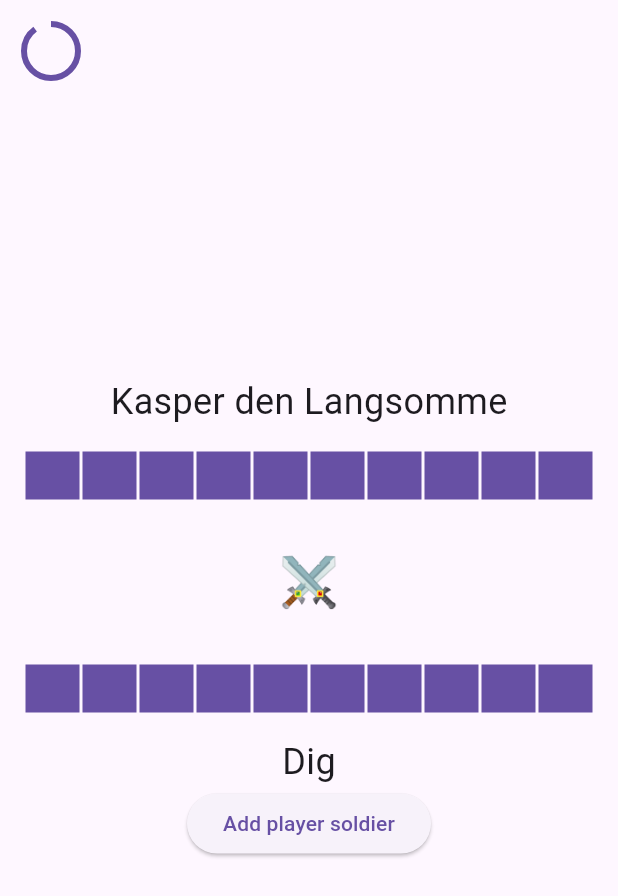
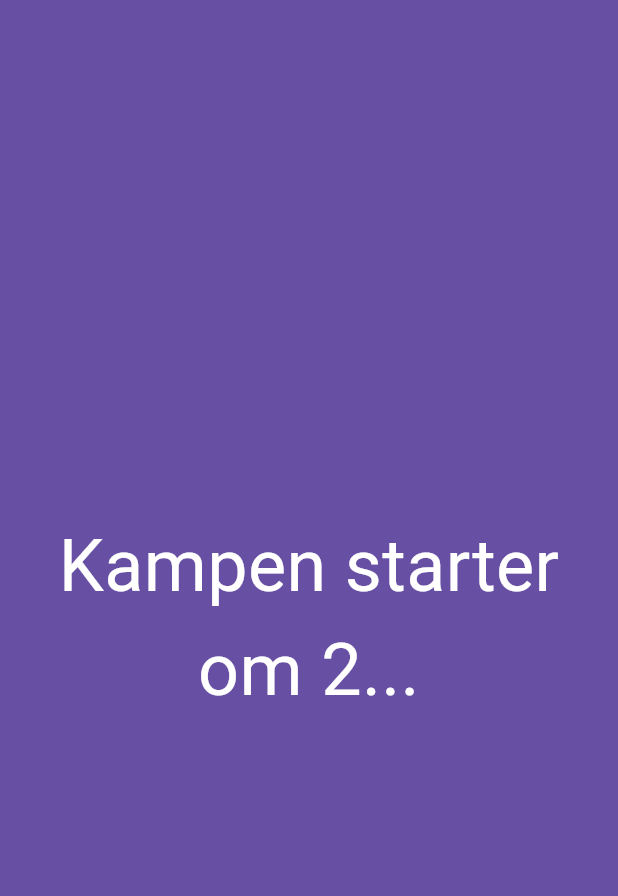
Before and after one commit to Mercantec-GHC/h4-projekt-gruppe2-ttp, a Flutter app: the _BattlePage screen opened directly with empty values, on a phone screen of 412 x 824 dp. Shown: the top 896 px of the screen. Run offline on Flutter 3.47's test engine with Material 3 defaults, Android fonts, the phone set to English and light mode, and no system bars; our stand-ins replace sensors_plus, shared_preferences; accounts and stored records are empty.

Commit message:
frontend tweaks
Co-authored-by: Teis Bindner <Druumihra@users.noreply.github.com>

```diff
--- a/mobile/lib/battle/battle.dart
+++ b/mobile/lib/battle/battle.dart
@@ -241,31 +241,54 @@ class _BattlePage extends StatefulWidget {
 class _BattlePageState extends State<_BattlePage>
     with TickerProviderStateMixin {
   late final Timer _battleTimer;
+  bool cooldown = false;
   bool _battlePaused = false;
   final _battle = Battle();
   late AnimationController _visualTimerController;
+  late AnimationController _cooldownTimer;
   final List<bool> answers = [];
   OverlayEntry? dangerOverlay;
+  int countdown = 3;
+
+  void startTimer() {
+    Timer.periodic(const Duration(seconds: 1), (timer) {
+      countdown--;
+
+      if (countdown == 0) {
+        final battleTick = Duration(seconds: 1);
+        _battleTimer = Timer.periodic(battleTick, (_) => _battleTick());
+        _visualTimerController
+          ..duration = battleTick
+          ..addListener(() {
+            setState(() {});
+          })
+          ..repeat(period: battleTick);
+        timer.cancel();
+      }
+    });
+  }
 
   @override
   void initState() {
-    final battleTick = Duration(seconds: 1);
-    _battleTimer = Timer.periodic(battleTick, (_) => _battleTick());
+    super.initState();
     _visualTimerController = AnimationController(
       vsync: this,
-      duration: battleTick,
-    )
-      ..addListener(() {
-        setState(() {});
-      })
-      ..repeat(period: battleTick);
-    super.initState();
+      duration: const Duration(seconds: 1),
+    );
+    _cooldownTimer =
+        AnimationController(vsync: this, duration: const Duration(seconds: 5))
+          ..addListener(() {
+            setState(() {});
+          })
+          ..repeat();
+    startTimer();
   }
 
   @override
   void dispose() {
     _battleTimer.cancel();
     _visualTimerController.dispose();
+    _cooldownTimer.dispose();
     _disposeDangerIndicator();
     super.dispose();
   }
@@ -321,6 +344,8 @@ class _BattlePageState extends State<_BattlePage>
     if (result is AnsweredQuestion) {
       _saveAnswer(result);
     }
+
+    Timer(Duration(seconds: 5), () => cooldown = false);
 
     switch (result) {
       case AnsweredQuestion(correct: true):
@@ -397,8 +422,23 @@ class _BattlePageState extends State<_BattlePage>
                       ),
                       _Base.fromBase(_battle.player, type: UnitType.player),
                       ElevatedButton(
-                        onPressed: _addSoldier,
-                        child: Text("Add player soldier"),
+                        onPressed: () {
+                          if (countdown > 0) {
+                            return;
+                          }
+                          {
+                            if (!cooldown) {
+                              _addSoldier();
+                              cooldown = true;
+                            }
+                          }
+                          cooldown
+                              ? CircularProgressIndicator(
+                                  value: _cooldownTimer.value,
+                                )
+                              : Text("Add player soldier");
+                        },
+                        child: null,
                       ),
                     ],
                   ],
@@ -412,7 +452,20 @@ class _BattlePageState extends State<_BattlePage>
                     value: _visualTimerController.value,
                   ),
                 ),
-              )
+              ),
+              if (countdown > 0)
+                Container(
+                  color: ColorScheme.of(context).primary,
+                  child: Center(
+                    child: Text(
+                      "Kampen starter om $countdown...",
+                      textAlign: TextAlign.center,
+                      style: TextStyle(
+                          fontSize: 48,
+                          color: ColorScheme.of(context).onPrimary),
+                    ),
+                  ),
+                )
             ],
           ),
         ),
--- a/mobile/lib/battle/logic.dart
+++ b/mobile/lib/battle/logic.dart
@@ -59,8 +59,10 @@ Troop _randomTroop() {
 class Battle {
   final Base enemy = Base(name: randomEnemyName(), health: 10);
   final Base player = Base(name: "Dig", health: 10);
-  final Queue<Troop> _enemyTroops = ListQueue();
-  final Queue<Troop> _playerTroops = ListQueue();
+  final Queue<Troop> _enemyTroops = ListQueue()
+    ..add(Troop(name: randomTroopName(), health: 10, damage: 1));
+  final Queue<Troop> _playerTroops = ListQueue()
+    ..add(Troop(name: randomTroopName(), health: 10, damage: 1));
 
   List<Troop> get enemyTroops => UnmodifiableListView(_enemyTroops);
   List<Troop> get playerTroops => UnmodifiableListView(_playerTroops);
--- a/mobile/lib/pages/home.dart
+++ b/mobile/lib/pages/home.dart
@@ -84,7 +84,7 @@ class _StatsPage extends StatelessWidget {
                             style: TextStyle(fontSize: 20.0)),
                         TextSpan(
                             text:
-                                '${(stats.totalAnswers != 0 ? stats.correctAnswers / stats.totalAnswers : 0) * 100}%',
+                                '${((stats.totalAnswers != 0 ? stats.correctAnswers / stats.totalAnswers : 0) * 100).round()}%',
                             style: TextStyle(
                                 fontWeight: FontWeight.bold, fontSize: 20.0)),
                         TextSpan(text: ' ✅', style: TextStyle(fontSize: 20.0)),
```
